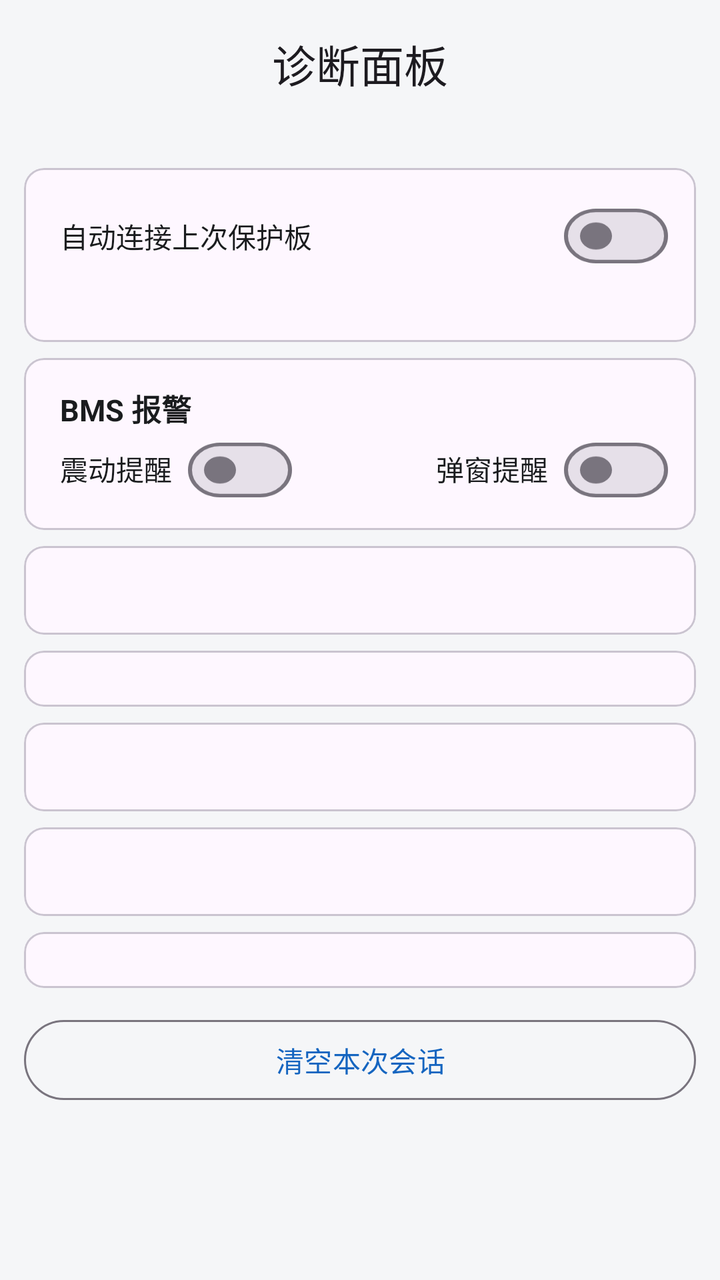
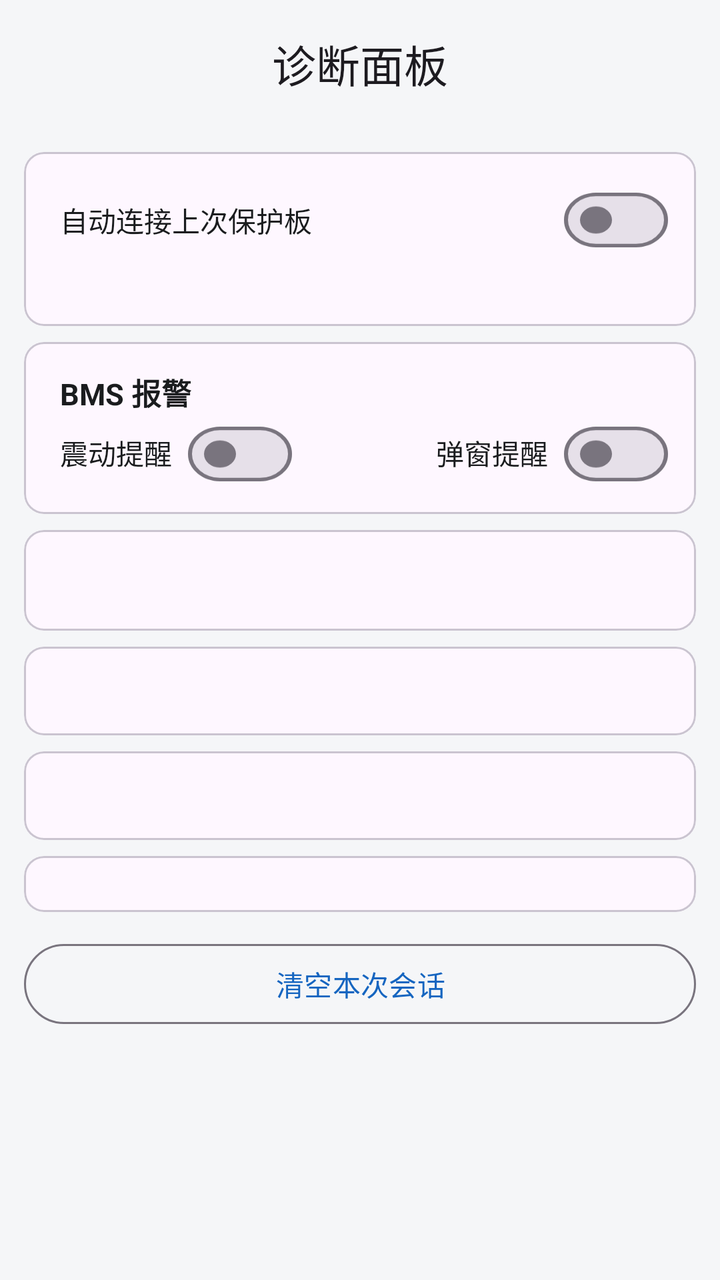

Two renders of the same Android screen: before a commit and after it. Below are the layout's source before the change and the commit's diff.
<!-- AndroidManifest.xml: application theme Theme.YYBMS -->
<!-- res/layout/activity_diag.xml -->
<?xml version="1.0" encoding="utf-8"?>
<LinearLayout xmlns:android="http://schemas.android.com/apk/res/android"
    xmlns:app="http://schemas.android.com/apk/res-auto"
    android:layout_width="match_parent"
    android:layout_height="match_parent"
    android:orientation="vertical">

    
    <com.google.android.material.appbar.MaterialToolbar
        android:id="@+id/toolbar"
        android:layout_width="match_parent"
        android:layout_height="?attr/actionBarSize"
        app:titleCentered="true"
        app:title="@string/diag_title" />

    <ScrollView
        android:layout_width="match_parent"
        android:layout_height="match_parent">

        <LinearLayout
            android:layout_width="match_parent"
            android:layout_height="wrap_content"
            android:orientation="vertical"
            android:padding="12dp">

            
            <com.google.android.material.card.MaterialCardView
                style="@style/DiagCard">

                <LinearLayout
                    android:layout_width="match_parent"
                    android:layout_height="wrap_content"
                    android:orientation="vertical"
                    android:paddingStart="4dp">

                    
                    <LinearLayout
                        android:layout_width="match_parent"
                        android:layout_height="wrap_content"
                        android:layout_marginTop="4dp"
                        android:gravity="center_vertical"
                        android:orientation="horizontal">

                        <TextView
                            android:layout_width="0dp"
                            android:layout_height="wrap_content"
                            android:layout_weight="1"
                            android:text="@string/setting_auto_connect"
                            android:textColor="@color/text_primary"
                            android:textSize="14sp" />

                        <com.google.android.material.materialswitch.MaterialSwitch
                            android:id="@+id/switch_diag_auto_connect"
                            android:layout_width="wrap_content"
                            android:layout_height="28dp"
                            android:minHeight="0dp"
                            android:scaleY="0.85" />
                    </LinearLayout>

                    <TextView
                        android:id="@+id/tv_diag_saved_device"
                        android:layout_width="match_parent"
                        android:layout_height="wrap_content"
                        android:layout_marginTop="4dp"
                        android:textColor="@color/text_primary"
                        android:textSize="14sp" />
                </LinearLayout>
            </com.google.android.material.card.MaterialCardView>

            
            <com.google.android.material.card.MaterialCardView
                style="@style/DiagCard">

                <LinearLayout
                    android:layout_width="match_parent"
                    android:layout_height="wrap_content"
                    android:orientation="vertical"
                    android:paddingStart="4dp">

                    <TextView
                        style="@style/CardTitle"
                        android:layout_width="wrap_content"
                        android:layout_height="wrap_content"
                        android:text="@string/bms_alarm_title" />

                    
                    <LinearLayout
                        android:layout_width="match_parent"
                        android:layout_height="wrap_content"
                        android:layout_marginTop="4dp"
                        android:orientation="horizontal">

                        <TextView
                            android:layout_width="wrap_content"
                            android:layout_height="wrap_content"
                            android:layout_marginEnd="8dp"
                            android:text="@string/bms_alarm_vibrate"
                            android:textColor="@color/text_primary"
                            android:textSize="14sp" />

                        <com.google.android.material.materialswitch.MaterialSwitch
                            android:id="@+id/switch_diag_vibrate"
                            android:layout_width="wrap_content"
                            android:layout_height="28dp"
                            android:minHeight="0dp"
                            android:scaleY="0.85" />

                        <Space
                            android:layout_width="0dp"
                            android:layout_height="1dp"
                            android:layout_weight="1" />

                        <TextView
                            android:layout_width="wrap_content"
                            android:layout_height="wrap_content"
                            android:layout_marginEnd="8dp"
                            android:text="@string/bms_alarm_dialog"
                            android:textColor="@color/text_primary"
                            android:textSize="14sp" />

                        <com.google.android.material.materialswitch.MaterialSwitch
                            android:id="@+id/switch_diag_dialog"
                            android:layout_width="wrap_content"
                            android:layout_height="28dp"
                            android:minHeight="0dp"
                            android:scaleY="0.85" />
                    </LinearLayout>
                </LinearLayout>
            </com.google.android.material.card.MaterialCardView>


       <com.google.android.material.card.MaterialCardView
         style="@style/DiagCard">

    
    <TextView
    style="@style/DiagText"
    android:id="@+id/tv_device" />
      </com.google.android.material.card.MaterialCardView>



     <com.google.android.material.card.MaterialCardView
            style="@style/DiagCard">

        <LinearLayout
  style="@style/DiagTable">

            <LinearLayout
      android:id="@+id/ll_identity"
     android:layout_width="match_parent"
           android:layout_height="wrap_content"
  android:orientation="vertical" />
        </LinearLayout>
    </com.google.android.material.card.MaterialCardView>

            
            <com.google.android.material.card.MaterialCardView
                style="@style/DiagCard">

                <TextView
                    style="@style/DiagText"
                    android:id="@+id/tv_derived" />
            </com.google.android.material.card.MaterialCardView>


        
        <com.google.android.material.card.MaterialCardView
style="@style/DiagCard">

       <LinearLayout
       style="@style/DiagTable">

    <LinearLayout
            android:id="@+id/ll_alarms"
   android:layout_width="match_parent"
                android:layout_height="wrap_content"
 android:orientation="vertical" />

      <TextView
             style="@style/DiagText"
 android:id="@+id/tv_alarms" />
         </LinearLayout>
        </com.google.android.material.card.MaterialCardView>

            
            <com.google.android.material.card.MaterialCardView
       style="@style/DiagCard">

  <LinearLayout
      style="@style/DiagTable">

    <LinearLayout
        android:id="@+id/ll_anchors"
      android:layout_width="match_parent"
        android:layout_height="wrap_content"
      android:orientation="vertical" />
    </LinearLayout>
            </com.google.android.material.card.MaterialCardView>

            <com.google.android.material.button.MaterialButton
                android:id="@+id/btn_reset"
                style="@style/Widget.Material3.Button.OutlinedButton"
                android:layout_width="match_parent"
                android:layout_height="wrap_content"
                android:layout_marginTop="12dp"
                android:layout_marginBottom="24dp"
                android:text="@string/diag_reset" />
        </LinearLayout>
    </ScrollView>
</LinearLayout>
<!-- resources referenced by this layout -->
<resources>
  <color name="text_primary">#1A1C1E</color>
  <string name="bms_alarm_dialog">弹窗提醒</string>
  <string name="bms_alarm_title">BMS 报警</string>
  <string name="bms_alarm_vibrate">震动提醒</string>
  <string name="diag_reset">清空本次会话</string>
  <string name="diag_title">诊断面板</string>
  <string name="setting_auto_connect">自动连接上次保护板</string>
  <style name="CardTitle">
          <item name="android:layout_width">wrap_content</item>
          <item name="android:layout_height">wrap_content</item>
          <item name="android:textSize">15sp</item>
          <item name="android:textStyle">bold</item>
          <item name="android:textColor">@color/text_primary</item>
      </style>
  <style name="DiagCard">
          <item name="android:layout_width">match_parent</item>
          <item name="android:layout_height">wrap_content</item>
          <item name="android:layout_marginTop">8dp</item>
          
          <item name="contentPadding">14dp</item>
          
          <item name="cardCornerRadius">10dp</item>
      </style>
  <style name="DiagTable">
          <item name="android:layout_width">match_parent</item>
          <item name="android:layout_height">wrap_content</item>
          <item name="android:orientation">vertical</item>
      </style>
  <style name="DiagText">
       <item name="android:layout_width">match_parent</item>
          <item name="android:layout_height">wrap_content</item>
     <item name="android:fontFamily">monospace</item>
          <item name="android:textSize">12sp</item>
          <item name="android:textColor">@color/text_primary</item>
          <item name="android:lineSpacingMultiplier">1.25</item>
          
          <item name="android:paddingStart">4dp</item>
      </style>
  <style name="Theme.YYBMS" parent="Theme.Material3.DayNight.NoActionBar">
          <item name="colorPrimary">@color/primary</item>
          <item name="colorPrimaryDark">@color/primary_dark</item>
          <item name="android:statusBarColor" tools:targetApi="l">?attr/colorPrimary</item>
          <item name="android:windowBackground">@color/background</item>
      </style>
  <color name="primary">#1565C0</color>
  <color name="primary_dark">#0D47A1</color>
  <color name="background">#F5F6F8</color>
</resources>

<!-- the commit's change to res/layout/activity_diag.xml (unified diff, before → after) -->
@@ -25,7 +25,8 @@
 
             
             <com.google.android.material.card.MaterialCardView
-                style="@style/DiagCard">
+                style="@style/DiagCard"
+                android:layout_marginTop="0dp">
 
                 <LinearLayout
                     android:layout_width="match_parent"
@@ -129,16 +130,6 @@
             </com.google.android.material.card.MaterialCardView>
 
 
-       <com.google.android.material.card.MaterialCardView
-         style="@style/DiagCard">
-
-    
-    <TextView
-    style="@style/DiagText"
-    android:id="@+id/tv_device" />
-      </com.google.android.material.card.MaterialCardView>
-
-
 
      <com.google.android.material.card.MaterialCardView
             style="@style/DiagCard">
@@ -151,6 +142,12 @@
      android:layout_width="match_parent"
            android:layout_height="wrap_content"
   android:orientation="vertical" />
+
+            
+            <TextView
+                style="@style/DiagText"
+                android:id="@+id/tv_device"
+                android:layout_marginTop="6dp" />
         </LinearLayout>
     </com.google.android.material.card.MaterialCardView>
 
@@ -185,6 +182,7 @@ style="@style/DiagCard">
 
             
             <com.google.android.material.card.MaterialCardView
+                android:id="@+id/card_anchors"
        style="@style/DiagCard">
 
   <LinearLayout
